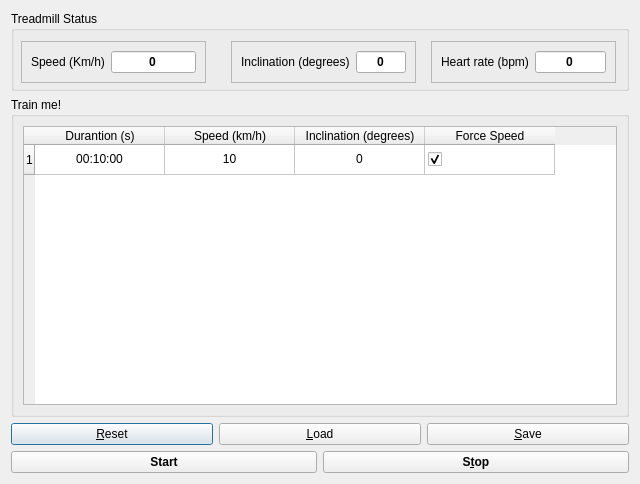
Before: the Qt Designer form src/mainwindow.ui in cagnulein/qdomyos-zwift, drawn with Qt 5.
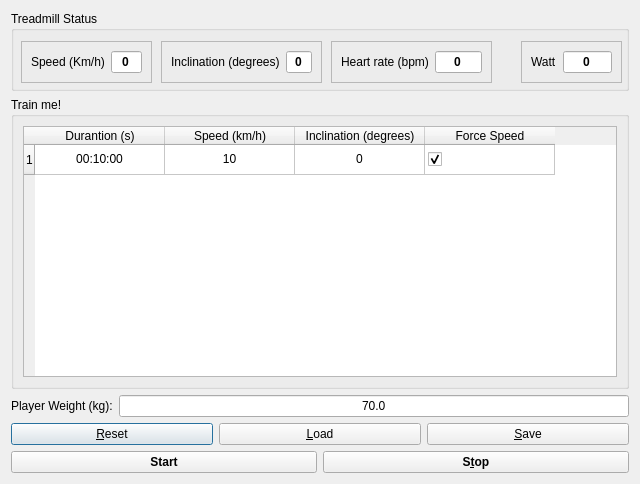
After: the same form once the commit is applied.

Commit message: added watt visualization

```diff
--- a/src/mainwindow.ui
+++ b/src/mainwindow.ui
@@ -36,7 +36,7 @@
        <rect>
         <x>10</x>
         <y>30</y>
-        <width>185</width>
+        <width>131</width>
         <height>42</height>
        </rect>
       </property>
@@ -81,9 +81,9 @@
      <widget class="QFrame" name="frame_2">
       <property name="geometry">
        <rect>
-        <x>220</x>
+        <x>150</x>
         <y>30</y>
-        <width>185</width>
+        <width>161</width>
         <height>42</height>
        </rect>
       </property>
@@ -128,9 +128,9 @@
      <widget class="QFrame" name="frame_3">
       <property name="geometry">
        <rect>
-        <x>420</x>
+        <x>320</x>
         <y>30</y>
-        <width>185</width>
+        <width>161</width>
         <height>42</height>
        </rect>
       </property>
@@ -172,6 +172,53 @@
        </item>
       </layout>
      </widget>
+     <widget class="QFrame" name="frame_4">
+      <property name="geometry">
+       <rect>
+        <x>510</x>
+        <y>30</y>
+        <width>101</width>
+        <height>42</height>
+       </rect>
+      </property>
+      <property name="frameShape">
+       <enum>QFrame::StyledPanel</enum>
+      </property>
+      <property name="frameShadow">
+       <enum>QFrame::Raised</enum>
+      </property>
+      <property name="lineWidth">
+       <number>0</number>
+      </property>
+      <layout class="QHBoxLayout" name="horizontalLayout_7">
+       <item>
+        <widget class="QLabel" name="label_4">
+         <property name="text">
+          <string>Watt</string>
+         </property>
+        </widget>
+       </item>
+       <item>
+        <widget class="QLineEdit" name="watt">
+         <property name="font">
+          <font>
+           <weight>75</weight>
+           <bold>true</bold>
+          </font>
+         </property>
+         <property name="text">
+          <string>0</string>
+         </property>
+         <property name="alignment">
+          <set>Qt::AlignCenter</set>
+         </property>
+         <property name="readOnly">
+          <bool>true</bool>
+         </property>
+        </widget>
+       </item>
+      </layout>
+     </widget>
     </widget>
    </item>
    <item>
@@ -274,6 +321,27 @@
      </layout>
     </widget>
    </item>
+   <item>
+    <layout class="QHBoxLayout" name="horizontalLayout_9">
+     <item>
+      <widget class="QLabel" name="label_5">
+       <property name="text">
+        <string>Player Weight (kg):</string>
+       </property>
+      </widget>
+     </item>
+     <item>
+      <widget class="QLineEdit" name="weight">
+       <property name="text">
+        <string>70.0</string>
+       </property>
+       <property name="alignment">
+        <set>Qt::AlignCenter</set>
+       </property>
+      </widget>
+     </item>
+    </layout>
+   </item>
    <item>
     <layout class="QHBoxLayout" name="horizontalLayout_5">
      <item>
```
The commit also changes 7 other files.
